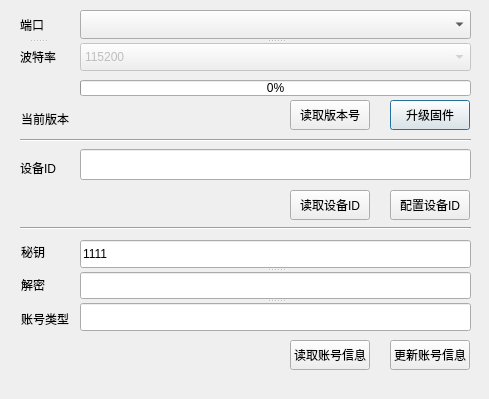
yangang123/QtSerialUploader, file dialog.ui: the form before one commit.
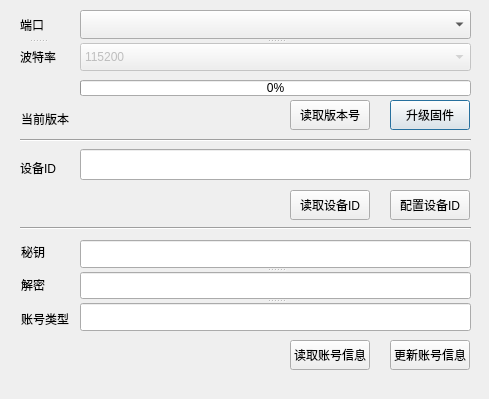
The form after the commit.

```diff
--- a/dialog.ui
+++ b/dialog.ui
@@ -336,7 +336,7 @@
    </property>
    <widget class="QLineEdit" name="lineEdit_acountKey">
     <property name="text">
-     <string>1111</string>
+     <string/>
     </property>
    </widget>
    <widget class="QLineEdit" name="lineEdit_acountSecret">
```
